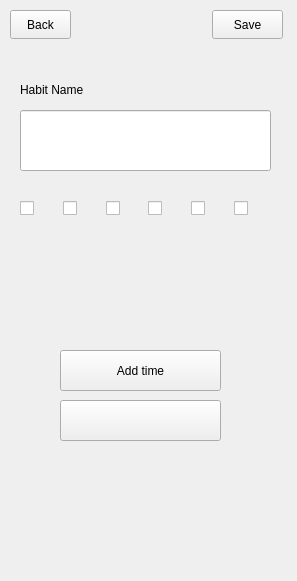
Before: the Qt Designer form addhabit.ui in oleksandrhf/GoHabit, drawn with Qt 5.
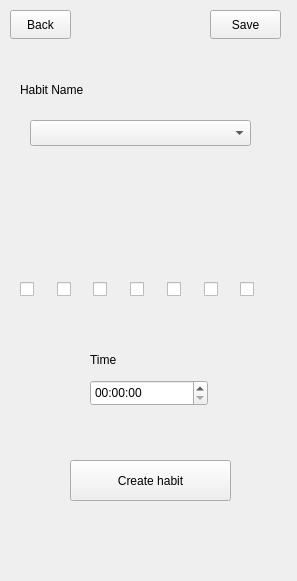
After: the same form once the commit is applied.

```diff
--- a/addhabit.ui
+++ b/addhabit.ui
@@ -13,10 +13,10 @@
   <property name="windowTitle">
    <string>Form</string>
   </property>
-  <widget class="QPushButton" name="pushButton">
+  <widget class="QPushButton" name="Add_habit_button">
    <property name="geometry">
     <rect>
-     <x>212</x>
+     <x>210</x>
      <y>10</y>
      <width>71</width>
      <height>29</height>
@@ -26,42 +26,6 @@
     <string>Save</string>
    </property>
   </widget>
-  <widget class="QLineEdit" name="habitNameEdit">
-   <property name="geometry">
-    <rect>
-     <x>20</x>
-     <y>110</y>
-     <width>251</width>
-     <height>61</height>
-    </rect>
-   </property>
-  </widget>
-  <widget class="QPushButton" name="pushButton_2">
-   <property name="geometry">
-    <rect>
-     <x>60</x>
-     <y>350</y>
-     <width>161</width>
-     <height>41</height>
-    </rect>
-   </property>
-   <property name="text">
-    <string>Add time</string>
-   </property>
-  </widget>
-  <widget class="QPushButton" name="pushButton_3">
-   <property name="geometry">
-    <rect>
-     <x>60</x>
-     <y>400</y>
-     <width>161</width>
-     <height>41</height>
-    </rect>
-   </property>
-   <property name="text">
-    <string/>
-   </property>
-  </widget>
   <widget class="QLabel" name="label">
    <property name="geometry">
     <rect>
@@ -88,13 +52,42 @@
     <string>Back</string>
    </property>
   </widget>
+  <widget class="QComboBox" name="Add_habit_comboBox">
+   <property name="geometry">
+    <rect>
+     <x>30</x>
+     <y>120</y>
+     <width>221</width>
+     <height>26</height>
+    </rect>
+   </property>
+   <property name="currentIndex">
+    <number>-1</number>
+   </property>
+   <property name="maxVisibleItems">
+    <number>100</number>
+   </property>
+  </widget>
+  <widget class="QPushButton" name="pushButton">
+   <property name="geometry">
+    <rect>
+     <x>70</x>
+     <y>460</y>
+     <width>161</width>
+     <height>41</height>
+    </rect>
+   </property>
+   <property name="text">
+    <string>Create habit</string>
+   </property>
+  </widget>
   <widget class="QWidget" name="layoutWidget">
    <property name="geometry">
     <rect>
      <x>20</x>
-     <y>200</y>
+     <y>280</y>
      <width>251</width>
-     <height>18</height>
+     <height>20</height>
     </rect>
    </property>
    <layout class="QHBoxLayout" name="horizontalLayout">
@@ -140,8 +133,38 @@
       </property>
      </widget>
     </item>
+    <item>
+     <widget class="QCheckBox" name="checkBox_7">
+      <property name="text">
+       <string/>
+      </property>
+     </widget>
+    </item>
    </layout>
   </widget>
+  <widget class="QTimeEdit" name="timeEdit">
+   <property name="geometry">
+    <rect>
+     <x>90</x>
+     <y>380</y>
+     <width>118</width>
+     <height>26</height>
+    </rect>
+   </property>
+  </widget>
+  <widget class="QLabel" name="label_2">
+   <property name="geometry">
+    <rect>
+     <x>90</x>
+     <y>350</y>
+     <width>63</width>
+     <height>20</height>
+    </rect>
+   </property>
+   <property name="text">
+    <string>Time</string>
+   </property>
+  </widget>
  </widget>
  <resources/>
  <connections/>
```
